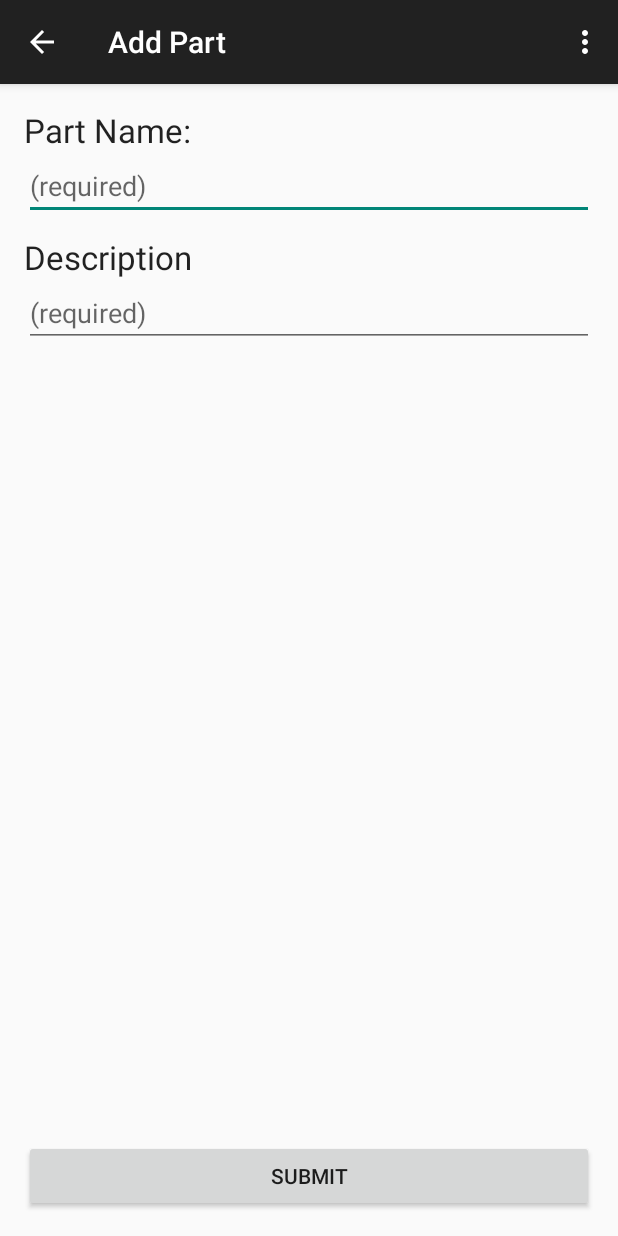
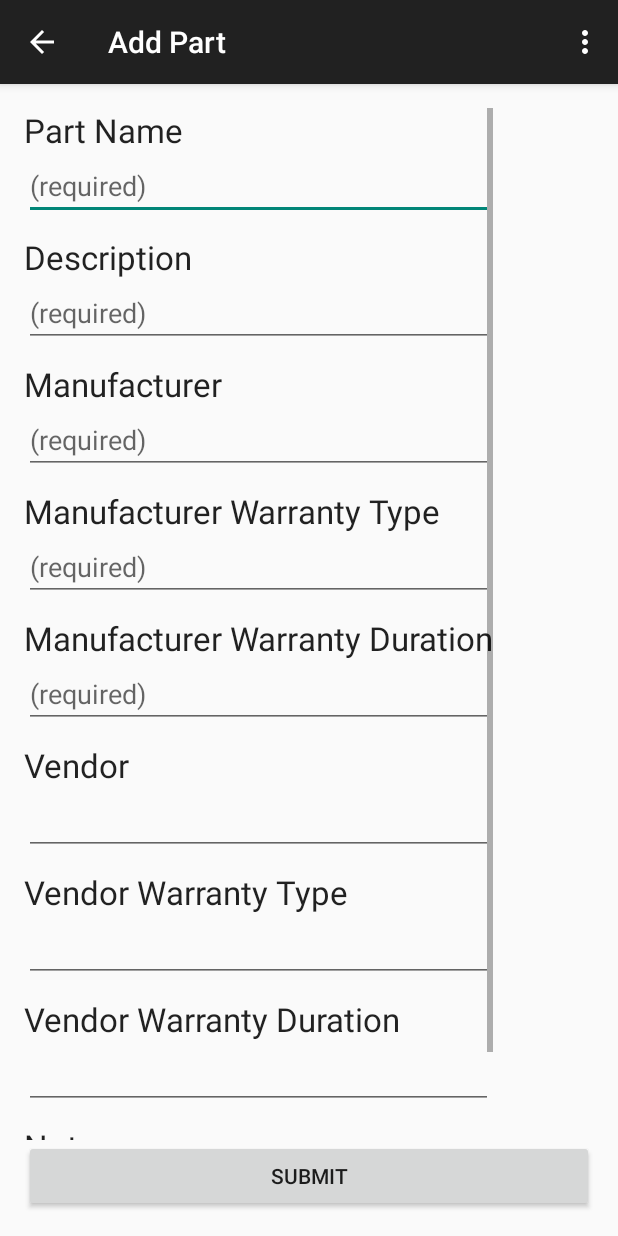
Before and after one commit to Wojonatior/PCPartPlanner, an Android app: the AddPartActivity screen opened directly, with no data from a screen before it, on a phone screen of 412 x 824 dp. Run offline under Robolectric (Android 15) with nearby library versions, the phone set to English and light mode, and no system bars.

Commit message:
Added Fields to AddPart Screen

```diff
--- a/app/src/main/res/layout/activity_add_part.xml
+++ b/app/src/main/res/layout/activity_add_part.xml
@@ -6,6 +6,14 @@
     android:paddingBottom="@dimen/activity_vertical_margin"
     tools:context="cse202.jarekwojo.pcpartplanner.AddPartActivity"
     android:orientation="vertical">
+
+    <ScrollView
+        android:layout_width="wrap_content"
+        android:layout_height="wrap_content"
+        android:id="@+id/scrollView"
+        android:layout_alignParentLeft="true"
+        android:layout_alignParentStart="true"
+        android:layout_above="@+id/addPart_SubmitButton">
 
         <LinearLayout
             android:layout_width="match_parent"
@@ -17,7 +25,7 @@
                 android:layout_width="wrap_content"
                 android:layout_height="wrap_content"
                 android:textAppearance="?android:attr/textAppearanceLarge"
-            android:text="Part Name:"
+                android:text="Part Name"
                 android:id="@+id/partNameLabel" />
 
             <EditText
@@ -39,12 +47,109 @@
                 android:layout_height="wrap_content"
                 android:id="@+id/addPart_PartDescription"
                 android:hint="(required)" />
+
+            <TextView
+                android:layout_width="wrap_content"
+                android:layout_height="wrap_content"
+                android:textAppearance="?android:attr/textAppearanceLarge"
+                android:text="Manufacturer"
+                android:id="@+id/manufacturerNameLabel"
+                android:layout_marginTop="10dp" />
+
+            <EditText
+                android:layout_width="match_parent"
+                android:layout_height="wrap_content"
+                android:id="@+id/addPart_ManufacturerName"
+                android:hint="(required)" />
+
+            <TextView
+                android:layout_width="wrap_content"
+                android:layout_height="wrap_content"
+                android:textAppearance="?android:attr/textAppearanceLarge"
+                android:text="Manufacturer Warranty Type"
+                android:id="@+id/manufacturerWarrantyTypeLabel"
+                android:layout_marginTop="10dp" />
+
+            <EditText
+                android:layout_width="match_parent"
+                android:layout_height="wrap_content"
+                android:id="@+id/addPart_manufacturerWarrantyType"
+                android:hint="(required)" />
+
+            <TextView
+                android:layout_width="wrap_content"
+                android:layout_height="wrap_content"
+                android:textAppearance="?android:attr/textAppearanceLarge"
+                android:text="Manufacturer Warranty Duration"
+                android:id="@+id/manufacturerWarrantyDurationLabel"
+                android:layout_marginTop="10dp" />
+
+            <EditText
+                android:layout_width="match_parent"
+                android:layout_height="wrap_content"
+                android:id="@+id/addPart_manufacturerWarrantyDuration"
+                android:hint="(required)" />
+
+            <TextView
+                android:layout_width="wrap_content"
+                android:layout_height="wrap_content"
+                android:textAppearance="?android:attr/textAppearanceLarge"
+                android:text="Vendor"
+                android:id="@+id/vendorNameLabel"
+                android:layout_marginTop="10dp" />
+
+            <EditText
+                android:layout_width="match_parent"
+                android:layout_height="wrap_content"
+                android:id="@+id/addPart_VendorName" />
+
+            <TextView
+                android:layout_width="wrap_content"
+                android:layout_height="wrap_content"
+                android:textAppearance="?android:attr/textAppearanceLarge"
+                android:text="Vendor Warranty Type"
+                android:id="@+id/vendorWarrantyTypeLabel"
+                android:layout_marginTop="10dp" />
+
+            <EditText
+                android:layout_width="match_parent"
+                android:layout_height="wrap_content"
+                android:id="@+id/addPart_VendorWarrantyType" />
+
+            <TextView
+                android:layout_width="wrap_content"
+                android:layout_height="wrap_content"
+                android:textAppearance="?android:attr/textAppearanceLarge"
+                android:text="Vendor Warranty Duration"
+                android:id="@+id/vendorWarrantyDuration"
+                android:layout_marginTop="10dp" />
+
+            <EditText
+                android:layout_width="match_parent"
+                android:layout_height="wrap_content"
+                android:id="@+id/addPart_VendorWarrantyDuration" />
+
+            <TextView
+                android:layout_width="wrap_content"
+                android:layout_height="wrap_content"
+                android:textAppearance="?android:attr/textAppearanceLarge"
+                android:text="Notes"
+                android:id="@+id/Notes"
+                android:layout_marginTop="10dp" />
+
+            <EditText
+                android:layout_width="match_parent"
+                android:layout_height="wrap_content"
+                android:id="@+id/addPart_Notes" />
         </LinearLayout>
+    </ScrollView>
 
     <Button
         android:id="@+id/addPart_SubmitButton"
         android:layout_width="match_parent"
         android:layout_height="wrap_content"
         android:layout_alignParentBottom="true"
-        android:text="Submit"/>
+        android:text="Submit"
+        android:layout_alignParentTop="false" />
+
 </RelativeLayout>
```
Also changed, not shown: 1 other file. Lines whose indentation alone changed are shown as unchanged.
